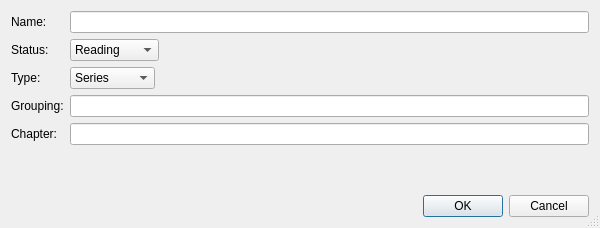
First picture: the form in src/UI/AddWorkDialog/AddWorkDialog.ui, repository NikolaRoev/Tracker, before the edit.
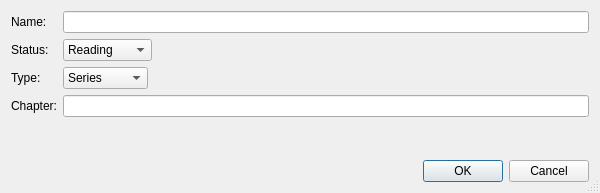
Second picture: the form after the edit.

```diff
--- a/src/UI/AddWorkDialog/AddWorkDialog.ui
+++ b/src/UI/AddWorkDialog/AddWorkDialog.ui
@@ -7,7 +7,7 @@
     <x>0</x>
     <y>0</y>
     <width>600</width>
-    <height>228</height>
+    <height>193</height>
    </rect>
   </property>
   <property name="sizePolicy">
@@ -95,23 +95,13 @@
       </widget>
      </item>
      <item row="3" column="0">
-      <widget class="QLabel" name="label_4">
-       <property name="text">
-        <string>Grouping:</string>
-       </property>
-      </widget>
-     </item>
-     <item row="3" column="1">
-      <widget class="QLineEdit" name="groupingLineEdit"/>
-     </item>
-     <item row="4" column="0">
       <widget class="QLabel" name="label_5">
        <property name="text">
         <string>Chapter:</string>
        </property>
       </widget>
      </item>
-     <item row="4" column="1">
+     <item row="3" column="1">
       <widget class="QLineEdit" name="chapterLineEdit"/>
      </item>
     </layout>
```
